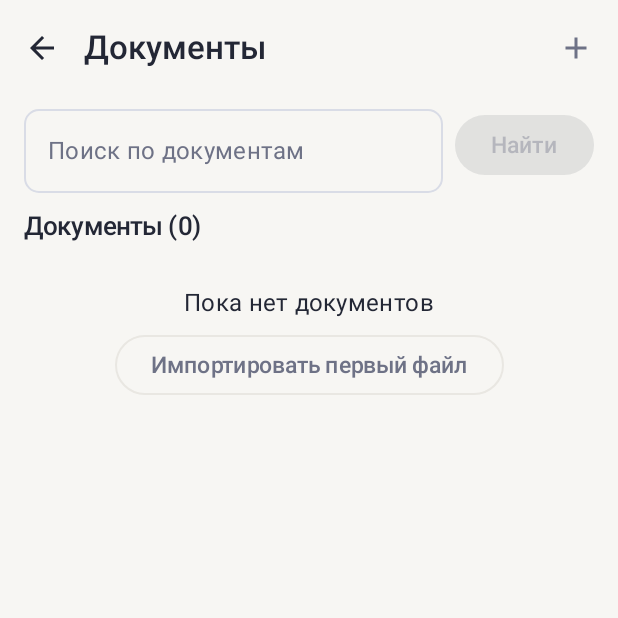
After one commit to Skifak/Lumo-Hub, an Android app built with Jetpack Compose: the composable DocumentsScreen shown on its own in the app's theme, on a phone screen of 412 x 824 dp, the top half of it. The commit adds this screen. Run offline under Robolectric (Android 15) with nearby library versions, the phone set to English and light mode, and no system bars; our stand-ins replace Room's generated code; libraries missing offline, so code that uses them is left out: androidx.room3, androidx.room3.executeSQL, androidx.room3.useReaderConnection, androidx.room3.useWriterConnection, androidx.sqlite.driver; pictures from the network do not load; 1 statement that could not run was skipped.

Commit message:
Add local knowledge base: PDF/TXT/MD import, FTS5 search, RAG chat context
- KnowledgeRepository: SAF import to filesDir/docs, PDF text extraction
  (pdfbox-android), paragraph chunking (1200 chars, 150 overlap)
- Room3 + bundled SQLite with FTS5 trigram tokenizer, rowid-linked triggers
- DocumentsScreen: import UI, document list, FTS search
- ConversationScreen: retrieval-augmented system prompt with citations
- Dashboard: Documents tool card; navigation key wiring

```diff
--- a/app/src/main/java/com/lumo/hub/ui/dashboard/DashboardScreen.kt
+++ b/app/src/main/java/com/lumo/hub/ui/dashboard/DashboardScreen.kt
@@ -26,6 +26,7 @@ import com.lumo.hub.ui.components.StaggerIn
 fun DashboardScreen(
     chats: List<ChatSummary>,
     onOpenChats: () -> Unit,
+    onOpenDocuments: () -> Unit,
     onOpenChat: (ChatSummary) -> Unit,
     onNewChat: () -> Unit,
 ) {
@@ -53,7 +54,7 @@ fun DashboardScreen(
             Spacer(Modifier.height(24.dp))
 
             StaggerIn(index = 2) {
-                ToolsGrid(onOpenChats = onOpenChats)
+                ToolsGrid(onOpenChats = onOpenChats, onOpenDocuments = onOpenDocuments)
             }
             Spacer(Modifier.height(24.dp))
 
--- /dev/null
+++ b/app/src/main/java/com/lumo/hub/ui/documents/DocumentsScreen.kt
@@ -0,0 +1,243 @@
+package com.lumo.hub.ui.documents
+
+import android.net.Uri
+import androidx.activity.compose.rememberLauncherForActivityResult
+import androidx.activity.result.contract.ActivityResultContracts
+import androidx.compose.foundation.layout.Arrangement
+import androidx.compose.foundation.layout.Column
+import androidx.compose.foundation.layout.Row
+import androidx.compose.foundation.layout.Spacer
+import androidx.compose.foundation.layout.fillMaxSize
+import androidx.compose.foundation.layout.fillMaxWidth
+import androidx.compose.foundation.layout.height
+import androidx.compose.foundation.layout.padding
+import androidx.compose.foundation.lazy.LazyColumn
+import androidx.compose.foundation.lazy.items
+import androidx.compose.material.icons.Icons
+import androidx.compose.material.icons.automirrored.filled.ArrowBack
+import androidx.compose.material.icons.filled.Add
+import androidx.compose.material.icons.filled.Delete
+import androidx.compose.material3.Button
+import androidx.compose.material3.CircularProgressIndicator
+import androidx.compose.material3.ExperimentalMaterial3Api
+import androidx.compose.material3.Icon
+import androidx.compose.material3.IconButton
+import androidx.compose.material3.MaterialTheme
+import androidx.compose.material3.OutlinedButton
+import androidx.compose.material3.OutlinedTextField
+import androidx.compose.material3.Scaffold
+import androidx.compose.material3.SnackbarHost
+import androidx.compose.material3.SnackbarHostState
+import androidx.compose.material3.Text
+import androidx.compose.material3.TopAppBar
+import androidx.compose.runtime.Composable
+import androidx.compose.runtime.LaunchedEffect
+import androidx.compose.runtime.getValue
+import androidx.compose.runtime.mutableStateOf
+import androidx.compose.runtime.remember
+import androidx.compose.runtime.rememberCoroutineScope
+import androidx.compose.runtime.setValue
+import androidx.compose.ui.Alignment
+import androidx.compose.ui.Modifier
+import androidx.compose.ui.platform.LocalContext
+import androidx.compose.ui.text.style.TextOverflow
+import androidx.compose.ui.unit.dp
+import com.lumo.hub.data.knowledge.DocumentEntity
+import com.lumo.hub.data.knowledge.ImportResult
+import com.lumo.hub.data.knowledge.KnowledgeRepository
+import com.lumo.hub.data.knowledge.SearchHit
+import kotlinx.coroutines.launch
+
+/**
+ * Локальная база знаний: импорт файлов через SAF (TXT/MD/PDF), список
+ * документов и FTS-поиск по корпусу. Индексируется всё автоматически после
+ * импорта — отдельного UI для FTS5 нет.
+ */
+@OptIn(ExperimentalMaterial3Api::class)
+@Composable
+fun DocumentsScreen(onBack: () -> Unit) {
+    val context = LocalContext.current
+    val repository = remember { KnowledgeRepository.get(context) }
+    val scope = rememberCoroutineScope()
+    val snackbar = remember { SnackbarHostState() }
+
+    var documents by remember { mutableStateOf<List<DocumentEntity>>(emptyList()) }
+    var searchResults by remember { mutableStateOf<List<SearchHit>>(emptyList()) }
+    var searchQuery by remember { mutableStateOf("") }
+    var isImporting by remember { mutableStateOf(false) }
+    var isSearching by remember { mutableStateOf(false) }
+
+    suspend fun reload() {
+        documents = repository.documents()
+    }
+
+    LaunchedEffect(Unit) { reload() }
+
+    val importLauncher = rememberLauncherForActivityResult(
+        ActivityResultContracts.OpenDocument()
+    ) { uri: Uri? ->
+        if (uri != null) {
+            isImporting = true
+            scope.launch {
+                try {
+                    val result: ImportResult = repository.import(uri)
+                    snackbar.showSnackbar(
+                        "Импортировано: ${result.chunkCount} фрагментов"
+                    )
+                    reload()
+                } catch (error: Throwable) {
+                    snackbar.showSnackbar(error.message ?: "Не удалось импортировать файл")
+                } finally {
+                    isImporting = false
+                }
+            }
+        }
+    }
+
+    Scaffold(
+        topBar = {
+            TopAppBar(
+                title = { Text("Документы") },
+                navigationIcon = {
+                    IconButton(onClick = onBack) {
+                        Icon(Icons.AutoMirrored.Filled.ArrowBack, contentDescription = "Назад")
+                    }
+                },
+                actions = {
+                    IconButton(
+                        onClick = {
+                            if (!isImporting) {
+                                importLauncher.launch(
+                                    arrayOf("text/*", "application/pdf", "text/markdown")
+                                )
+                            }
+                        },
+                        enabled = !isImporting,
+                    ) {
+                        Icon(Icons.Default.Add, contentDescription = "Импортировать файл")
+                    }
+                },
+            )
+        },
+        snackbarHost = { SnackbarHost(snackbar) },
+    ) { padding ->
+        Column(Modifier.fillMaxSize().padding(padding).padding(horizontal = 16.dp)) {
+            Row(
+                verticalAlignment = Alignment.CenterVertically,
+                modifier = Modifier.fillMaxWidth(),
+            ) {
+                OutlinedTextField(
+                    value = searchQuery,
+                    onValueChange = { searchQuery = it },
+                    label = { Text("Поиск по документам") },
+                    singleLine = true,
+                    modifier = Modifier.weight(1f),
+                )
+                Spacer(Modifier.padding(4.dp))
+                Button(
+                    onClick = {
+                        isSearching = true
+                        scope.launch {
+                            try {
+                                searchResults = repository.query(searchQuery)
+                            } catch (error: Throwable) {
+                                snackbar.showSnackbar(error.message ?: "Ошибка поиска")
+                            } finally {
+                                isSearching = false
+                            }
+                        }
+                    },
+                    enabled = !isSearching && searchQuery.isNotBlank(),
+                ) {
+                    Text("Найти")
+                }
+            }
+
+            if (isImporting) {
+                Row(verticalAlignment = Alignment.CenterVertically) {
+                    CircularProgressIndicator(Modifier.height(24.dp))
+                    Spacer(Modifier.padding(8.dp))
+                    Text("Импорт…", style = MaterialTheme.typography.bodyMedium)
+                }
+            }
+
+            if (searchResults.isNotEmpty()) {
+                Text(
+                    "Результаты поиска",
+                    style = MaterialTheme.typography.titleMedium,
+                    modifier = Modifier.padding(top = 12.dp),
+                )
+                LazyColumn(Modifier.fillMaxWidth()) {
+                    items(searchResults) { hit ->
+                        Column(Modifier.fillMaxWidth().padding(vertical = 8.dp)) {
+                            Text(
+                                "${hit.docName}, стр. ${hit.page}",
+                                style = MaterialTheme.typography.labelMedium,
+                                color = MaterialTheme.colorScheme.primary,
+                            )
+                            Text(
+                                hit.snippet?.replace(Regex("\\[(.*?)\\]"), "[$1]") ?: hit.text.take(200),
+                                style = MaterialTheme.typography.bodySmall,
+                                maxLines = 3,
+                                overflow = TextOverflow.Ellipsis,
+                            )
+                        }
+                    }
+                }
+            }
+
+            Text(
+                "Документы (${documents.size})",
+                style = MaterialTheme.typography.titleMedium,
+                modifier = Modifier.padding(top = 12.dp),
+            )
+
+            if (documents.isEmpty() && !isImporting) {
+                Column(
+                    horizontalAlignment = Alignment.CenterHorizontally,
+                    modifier = Modifier.fillMaxWidth().padding(top = 32.dp),
+                ) {
+                    Text(
+                        "Пока нет документов",
+                        style = MaterialTheme.typography.bodyLarge,
+                    )
+                    Spacer(Modifier.height(8.dp))
+                    OutlinedButton(onClick = { importLauncher.launch(arrayOf("text/*", "application/pdf")) }) {
+                        Text("Импортировать первый файл")
+                    }
+                }
+            } else {
+                LazyColumn(Modifier.fillMaxWidth().weight(1f)) {
+                    items(documents) { doc ->
+                        Row(
+                            verticalAlignment = Alignment.CenterVertically,
+                            modifier = Modifier.fillMaxWidth().padding(vertical = 8.dp),
+                        ) {
+                            Column(Modifier.weight(1f)) {
+                                Text(
+                                    doc.name,
+                                    style = MaterialTheme.typography.bodyLarge,
+                                    maxLines = 1,
+                                    overflow = TextOverflow.Ellipsis,
+                                )
+                                Text(
+                                    "${doc.pageCount} стр. · ${(doc.size / 1024)} КБ",
+                                    style = MaterialTheme.typography.bodySmall,
+                                    color = MaterialTheme.colorScheme.onSurfaceVariant,
+                                )
+                            }
+                            IconButton(onClick = {
+                                scope.launch {
+                                    repository.deleteDocument(doc.id)
+                                    reload()
+                                }
+                            }) {
+                                Icon(Icons.Default.Delete, contentDescription = "Удалить")
+                            }
+                        }
+                    }
+                }
+            }
+        }
+    }
+}
--- a/app/src/main/java/com/lumo/hub/ui/navigation/LumoNavHost.kt
+++ b/app/src/main/java/com/lumo/hub/ui/navigation/LumoNavHost.kt
@@ -32,6 +32,7 @@ import com.lumo.hub.ui.components.LumoBottomBar
 import com.lumo.hub.ui.components.LumoTab
 import com.lumo.hub.ui.conversation.ConversationScreen
 import com.lumo.hub.ui.dashboard.DashboardScreen
+import com.lumo.hub.ui.documents.DocumentsScreen
 import com.lumo.hub.ui.settings.SettingsScreen
 
 /**
@@ -90,6 +91,7 @@ fun LumoNavHost(
                         DashboardScreen(
                             chats = repository.chats.collectAsState().value,
                             onOpenChats = { backStack.add(ChatsList) },
+                            onOpenDocuments = { backStack.add(Documents) },
                             onOpenChat = { chat ->
                                 backStack.add(Conversation(chat.id, chat.title))
                             },
@@ -155,6 +157,9 @@ fun LumoNavHost(
                              },
                         )
                     }
+                    entry<Documents> {
+                        DocumentsScreen(onBack = { goBack() })
+                    }
                 },
         )
         if (showBottomBar) {
--- a/app/src/main/java/com/lumo/hub/ui/navigation/LumoNavKeys.kt
+++ b/app/src/main/java/com/lumo/hub/ui/navigation/LumoNavKeys.kt
@@ -16,6 +16,9 @@ data object ChatsList : NavKeyMarker
 data object Settings : NavKeyMarker
 
 @Serializable
+data object Documents : NavKeyMarker
+
+@Serializable
 data class Conversation(val chatId: String, val title: String) : NavKeyMarker
 
 /** Маркер, объединяющий ключи с [androidx.navigation3.runtime.NavKey]. */
```
Also changed, not shown: app/build.gradle.kts (+12 -0 lines), app/src/main/java/com/lumo/hub/data/knowledge/KnowledgeDatabase.kt (added, +90 -0 lines), app/src/main/java/com/lumo/hub/data/knowledge/KnowledgeRepository.kt (added, +267 -0 lines), app/src/main/java/com/lumo/hub/ui/conversation/ConversationScreen.kt (+22 -1 lines), app/src/main/java/com/lumo/hub/ui/dashboard/DashboardParts.kt (+12 -1 lines), gradle/libs.versions.toml (+10 -0 lines).
